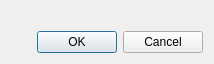
First picture: the form in src/python/qdiskfit/dialogs/exclusive.ui, repository velnias75/diskfit, before the edit.
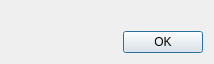
Second picture: the form after the edit. Custom widgets are drawn as their Qt base class.

Commit message: copy exclusive files into Exclusive dialog's model

Diff of the .ui file:
```diff
--- a/src/python/qdiskfit/dialogs/exclusive.ui
+++ b/src/python/qdiskfit/dialogs/exclusive.ui
@@ -20,7 +20,7 @@
    <item>
     <widget class="QDialogButtonBox" name="buttonBox">
      <property name="standardButtons">
-      <set>QDialogButtonBox::Cancel|QDialogButtonBox::Ok</set>
+      <set>QDialogButtonBox::Ok</set>
      </property>
     </widget>
    </item>
```
Left out of the diff: 19 changed lines with no effect on the pictures. The commit also changes 5 other files.
